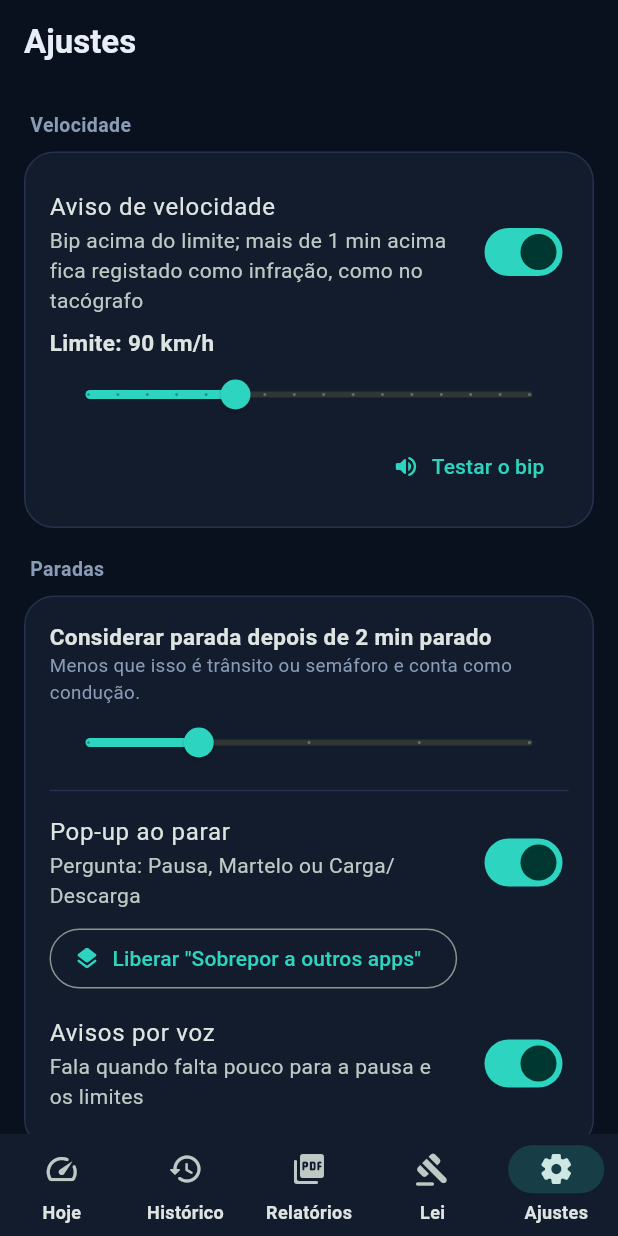
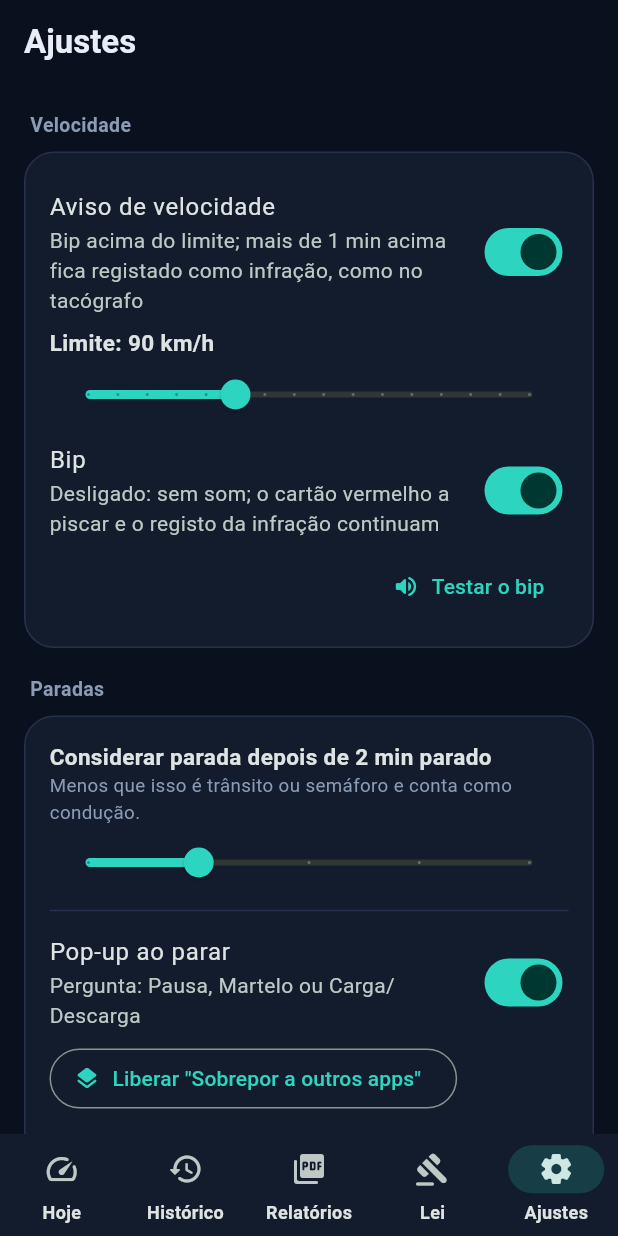
Before and after one commit to tecsattv-gif/TacoGuard, a Flutter app: the screen it shows after launch, item 5 of the bottom bar chosen, on a phone screen of 412 x 824 dp. Run offline on Flutter 3.47's test engine with Material 3 defaults, Android fonts, the phone set to English and light mode, and no system bars; our stand-ins replace file_picker, flutter_tts, geolocator, open_filex, package_info_plus, pdf and 2 more; missing offline and left inert: android_intent_plus, flutter_overlay_window; network calls fail.

Commit message:
1.8.3: botão para desligar o bip do aviso de velocidade
Co-Authored-By: Claude Opus 5.5 <noreply@anthropic.com>
Claude-Session: https://claude.ai/code/session_01Dghr6wNKxsXXBDsgbnRJ7d

```diff
--- a/lib/pages.dart
+++ b/lib/pages.dart
@@ -1029,6 +1029,19 @@ class _SettingsPageState extends State<SettingsPage> {
                     : null,
                 onChangeEnd: (_) => _t.saveSettings(),
               ),
+              SwitchListTile(
+                contentPadding: EdgeInsets.zero,
+                title: const Text('Bip'),
+                subtitle: const Text('Desligado: sem som; o cartão vermelho a '
+                    'piscar e o registo da infração continuam'),
+                value: _t.speedBeep,
+                onChanged: _t.speedAlert
+                    ? (v) {
+                        setState(() => _t.speedBeep = v);
+                        _t.saveSettings();
+                      }
+                    : null,
+              ),
               Align(
                 alignment: Alignment.centerRight,
                 child: TextButton.icon(
--- a/pubspec.yaml
+++ b/pubspec.yaml
@@ -1,7 +1,7 @@
 name: tacoguard
 description: TacoGuard - controle da jornada do motorista pela lei do tacógrafo (CE 561/2006).
 publish_to: 'none'
-version: 1.8.2+26
+version: 1.8.3+27
 
 environment:
   sdk: '>=3.4.0 <4.0.0'
```
Also changed, not shown: lib/tracker.dart (+5 -2 lines), 1 other file.
